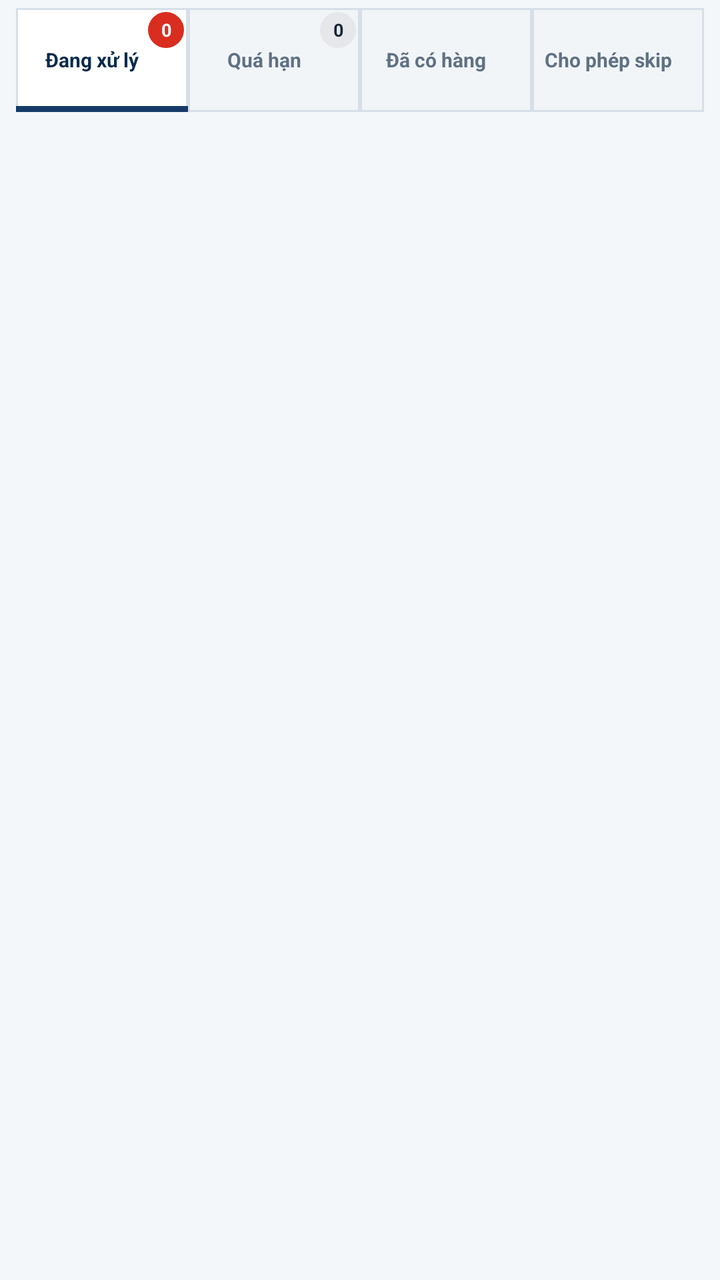
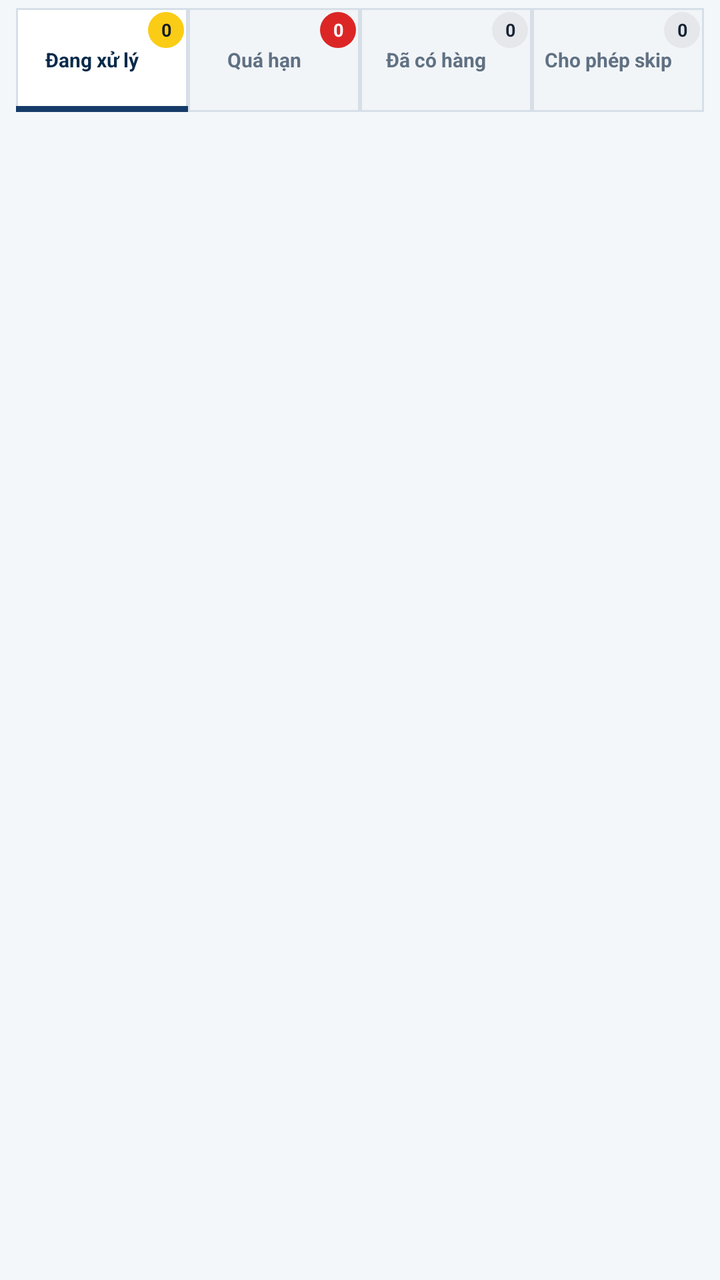

Screens rendered from an Android XML layout before and after an edit, with the pre-edit source and the edit as a unified diff.
<!-- AndroidManifest.xml: application theme AppTheme -->
<!-- res/layout/view_invent.xml -->
<?xml version="1.0" encoding="utf-8"?>
<LinearLayout xmlns:android="http://schemas.android.com/apk/res/android"
    android:layout_width="match_parent"
    android:layout_height="match_parent"
    android:orientation="vertical"
    android:paddingStart="8dp"
    android:paddingTop="4dp"
    android:paddingEnd="8dp"
    android:paddingBottom="0dp">

    <LinearLayout
        android:id="@+id/reporterTabs"
        android:layout_width="match_parent"
        android:layout_height="52dp"
        android:orientation="horizontal">

        <FrameLayout
            android:id="@+id/tabReporterPendingBox"
            android:layout_width="0dp"
            android:layout_height="match_parent"
            android:layout_weight="1"
            android:background="@drawable/bg_picker_tab_selected"
            android:clickable="true"
            android:focusable="true">
            <TextView
                android:id="@+id/tabReporterPending"
                android:layout_width="match_parent"
                android:layout_height="match_parent"
                android:gravity="center"
                android:maxLines="2"
                android:paddingStart="3dp"
                android:paddingEnd="13dp"
                android:text="Đang xử lý"
                android:textColor="@color/navy_900"
                android:textSize="10sp"
                android:textStyle="bold" />
            <TextView
                android:id="@+id/badgeReporterPending"
                android:layout_width="wrap_content"
                android:layout_height="18dp"
                android:layout_gravity="top|end"
                android:layout_marginTop="2dp"
                android:layout_marginEnd="2dp"
                android:background="@drawable/bg_reporter_tab_badge"
                android:gravity="center"
                android:minWidth="18dp"
                android:paddingStart="4dp"
                android:paddingEnd="4dp"
                android:text="0"
                android:textColor="@color/white"
                android:textSize="9sp"
                android:textStyle="bold" />
        </FrameLayout>

        <FrameLayout
            android:id="@+id/tabReporterOverdueBox"
            android:layout_width="0dp"
            android:layout_height="match_parent"
            android:layout_weight="1"
            android:background="@drawable/bg_picker_tab_idle"
            android:clickable="true"
            android:focusable="true">
            <TextView
                android:id="@+id/tabReporterOverdue"
                android:layout_width="match_parent"
                android:layout_height="match_parent"
                android:gravity="center"
                android:maxLines="2"
                android:paddingStart="3dp"
                android:paddingEnd="13dp"
                android:text="Quá hạn"
                android:textColor="@color/text_secondary"
                android:textSize="10sp"
                android:textStyle="bold" />
            <TextView
                android:id="@+id/badgeReporterOverdue"
                android:layout_width="wrap_content"
                android:layout_height="18dp"
                android:layout_gravity="top|end"
                android:layout_marginTop="2dp"
                android:layout_marginEnd="2dp"
                android:background="@drawable/bg_reporter_tab_badge_idle"
                android:gravity="center"
                android:minWidth="18dp"
                android:paddingStart="4dp"
                android:paddingEnd="4dp"
                android:text="0"
                android:textColor="@color/text_primary"
                android:textSize="9sp"
                android:textStyle="bold" />
        </FrameLayout>

        <FrameLayout
            android:id="@+id/tabReporterHasStockBox"
            android:layout_width="0dp"
            android:layout_height="match_parent"
            android:layout_weight="1"
            android:background="@drawable/bg_picker_tab_idle"
            android:clickable="true"
            android:focusable="true">
            <TextView
                android:id="@+id/tabReporterHasStock"
                android:layout_width="match_parent"
                android:layout_height="match_parent"
                android:gravity="center"
                android:maxLines="2"
                android:paddingStart="3dp"
                android:paddingEnd="13dp"
                android:text="Đã có hàng"
                android:textColor="@color/text_secondary"
                android:textSize="10sp"
                android:textStyle="bold" />
        </FrameLayout>

        <FrameLayout
            android:id="@+id/tabReporterSkipBox"
            android:layout_width="0dp"
            android:layout_height="match_parent"
            android:layout_weight="1"
            android:background="@drawable/bg_picker_tab_idle"
            android:clickable="true"
            android:focusable="true">
            <TextView
                android:id="@+id/tabReporterSkip"
                android:layout_width="match_parent"
                android:layout_height="match_parent"
                android:gravity="center"
                android:maxLines="2"
                android:paddingStart="3dp"
                android:paddingEnd="13dp"
                android:text="Cho phép skip"
                android:textColor="@color/text_secondary"
                android:textSize="10sp"
                android:textStyle="bold" />
        </FrameLayout>
    </LinearLayout>

    <TextView
        android:id="@+id/tvReporterOverdueInfo"
        android:layout_width="match_parent"
        android:layout_height="wrap_content"
        android:padding="12dp"
        android:textColor="@color/text_secondary"
        android:textSize="13sp"
        android:visibility="gone" />

    <ListView
        android:id="@+id/listIssues"
        android:layout_width="match_parent"
        android:layout_height="0dp"
        android:layout_weight="1"
        android:clipToPadding="false"
        android:divider="@android:color/transparent"
        android:dividerHeight="5dp"
        android:paddingBottom="5dp" />
</LinearLayout>
<!-- resources referenced by this layout -->
<resources>
  <color name="navy_900">#082A4A</color>
  <color name="text_primary">#172334</color>
  <color name="text_secondary">#607184</color>
  <color name="white">#FFFFFF</color>
  <!-- drawable bg_picker_tab_idle (drawable) -->
  <?xml version="1.0" encoding="utf-8"?>
  <shape xmlns:android="http://schemas.android.com/apk/res/android"
      android:shape="rectangle">
      <solid android:color="#F2F5F8" />
      <stroke android:width="1dp" android:color="#D6DEE8" />
  </shape>
  <!-- drawable bg_picker_tab_selected (drawable) -->
  <?xml version="1.0" encoding="utf-8"?>
  <layer-list xmlns:android="http://schemas.android.com/apk/res/android">
      <item>
          <shape android:shape="rectangle">
              <solid android:color="#FFFFFF" />
              <stroke android:width="1dp" android:color="#D6DEE8" />
          </shape>
      </item>
      <item android:gravity="bottom" android:height="3dp">
          <shape android:shape="rectangle">
              <solid android:color="#163B68" />
          </shape>
      </item>
  </layer-list>
  <!-- drawable bg_reporter_tab_badge (drawable) -->
  <?xml version="1.0" encoding="utf-8"?>
  <shape xmlns:android="http://schemas.android.com/apk/res/android" android:shape="rectangle">
      <solid android:color="#D92D20" />
      <corners android:radius="9dp" />
  </shape>
  <!-- drawable bg_reporter_tab_badge_idle (drawable) -->
  <?xml version="1.0" encoding="utf-8"?>
  <shape xmlns:android="http://schemas.android.com/apk/res/android" android:shape="rectangle">
      <solid android:color="#E5E7EB" />
      <corners android:radius="9dp" />
  </shape>
  <style name="Widget.BaoHang.EditText" parent="@android:style/Widget.Material.EditText">
          <item name="android:minHeight">50dp</item>
          <item name="android:textSize">15sp</item>
          <item name="android:textColor">@color/text_primary</item>
          <item name="android:textColorHint">@color/text_secondary</item>
          <item name="android:background">@drawable/bg_input</item>
          <item name="android:paddingLeft">14dp</item>
          <item name="android:paddingRight">14dp</item>
          <item name="android:paddingTop">10dp</item>
          <item name="android:paddingBottom">10dp</item>
      </style>
  <color name="blue_600">#1D63D4</color>
  <color name="surface">#F4F7FA</color>
  <!-- drawable bg_button_secondary (drawable) -->
  <?xml version="1.0" encoding="utf-8"?>
  <shape xmlns:android="http://schemas.android.com/apk/res/android" android:shape="rectangle">
      <solid android:color="@color/surface_card" />
      <corners android:radius="10dp" />
      <stroke android:width="1dp" android:color="@color/border_strong" />
      <padding android:left="16dp" android:top="12dp" android:right="16dp" android:bottom="12dp" />
  </shape>
  <!-- drawable bg_input (drawable) -->
  <?xml version="1.0" encoding="utf-8"?>
  <shape xmlns:android="http://schemas.android.com/apk/res/android" android:shape="rectangle">
      <solid android:color="@color/surface_card" />
      <corners android:radius="10dp" />
      <stroke android:width="1dp" android:color="@color/border_strong" />
      <padding android:left="12dp" android:top="11dp" android:right="12dp" android:bottom="11dp" />
  </shape>
  <color name="surface_card">#FFFFFF</color>
  <color name="border_strong">#B8C5D1</color>
  <!-- unchanged entries left out for length: 2 -->
</resources>

<!-- the commit's change to res/layout/view_invent.xml (unified diff, before → after) -->
@@ -41,13 +41,13 @@
                 android:layout_gravity="top|end"
                 android:layout_marginTop="2dp"
                 android:layout_marginEnd="2dp"
-                android:background="@drawable/bg_reporter_tab_badge"
+                android:background="@drawable/bg_d173_badge_yellow"
                 android:gravity="center"
                 android:minWidth="18dp"
                 android:paddingStart="4dp"
                 android:paddingEnd="4dp"
                 android:text="0"
-                android:textColor="@color/white"
+                android:textColor="#111827"
                 android:textSize="9sp"
                 android:textStyle="bold" />
         </FrameLayout>
@@ -79,13 +79,13 @@
                 android:layout_gravity="top|end"
                 android:layout_marginTop="2dp"
                 android:layout_marginEnd="2dp"
-                android:background="@drawable/bg_reporter_tab_badge_idle"
+                android:background="@drawable/bg_d173_badge_red"
                 android:gravity="center"
                 android:minWidth="18dp"
                 android:paddingStart="4dp"
                 android:paddingEnd="4dp"
                 android:text="0"
-                android:textColor="@color/text_primary"
+                android:textColor="@color/white"
                 android:textSize="9sp"
                 android:textStyle="bold" />
         </FrameLayout>
@@ -110,6 +110,22 @@
                 android:textColor="@color/text_secondary"
                 android:textSize="10sp"
                 android:textStyle="bold" />
+            <TextView
+                android:id="@+id/badgeReporterHasStock"
+                android:layout_width="wrap_content"
+                android:layout_height="18dp"
+                android:layout_gravity="top|end"
+                android:layout_marginTop="2dp"
+                android:layout_marginEnd="2dp"
+                android:background="@drawable/bg_reporter_tab_badge_idle"
+                android:gravity="center"
+                android:minWidth="18dp"
+                android:paddingStart="4dp"
+                android:paddingEnd="4dp"
+                android:text="0"
+                android:textColor="@color/text_primary"
+                android:textSize="9sp"
+                android:textStyle="bold" />
         </FrameLayout>
 
         <FrameLayout
@@ -131,6 +147,22 @@
                 android:text="Cho phép skip"
                 android:textColor="@color/text_secondary"
                 android:textSize="10sp"
+                android:textStyle="bold" />
+            <TextView
+                android:id="@+id/badgeReporterSkip"
+                android:layout_width="wrap_content"
+                android:layout_height="18dp"
+                android:layout_gravity="top|end"
+                android:layout_marginTop="2dp"
+                android:layout_marginEnd="2dp"
+                android:background="@drawable/bg_reporter_tab_badge_idle"
+                android:gravity="center"
+                android:minWidth="18dp"
+                android:paddingStart="4dp"
+                android:paddingEnd="4dp"
+                android:text="0"
+                android:textColor="@color/text_primary"
+                android:textSize="9sp"
                 android:textStyle="bold" />
         </FrameLayout>
     </LinearLayout>
<!-- resource entries referenced after the edit -->
@@ -4,6 +4,12 @@
   <color name="text_primary">#172334</color>
   <color name="text_secondary">#607184</color>
   <color name="white">#FFFFFF</color>
+  <!-- drawable bg_d173_badge_red (drawable) -->
+  <?xml version="1.0" encoding="utf-8"?>
+  <shape xmlns:android="http://schemas.android.com/apk/res/android"><solid android:color="#DC2626"/><corners android:radius="12dp"/></shape>
+  <!-- drawable bg_d173_badge_yellow (drawable) -->
+  <?xml version="1.0" encoding="utf-8"?>
+  <shape xmlns:android="http://schemas.android.com/apk/res/android"><solid android:color="#FACC15"/><corners android:radius="12dp"/></shape>
   <!-- drawable bg_picker_tab_idle (drawable) -->
   <?xml version="1.0" encoding="utf-8"?>
   <shape xmlns:android="http://schemas.android.com/apk/res/android"
@@ -26,12 +32,6 @@
           </shape>
       </item>
   </layer-list>
-  <!-- drawable bg_reporter_tab_badge (drawable) -->
-  <?xml version="1.0" encoding="utf-8"?>
-  <shape xmlns:android="http://schemas.android.com/apk/res/android" android:shape="rectangle">
-      <solid android:color="#D92D20" />
-      <corners android:radius="9dp" />
-  </shape>
   <!-- drawable bg_reporter_tab_badge_idle (drawable) -->
   <?xml version="1.0" encoding="utf-8"?>
   <shape xmlns:android="http://schemas.android.com/apk/res/android" android:shape="rectangle">
